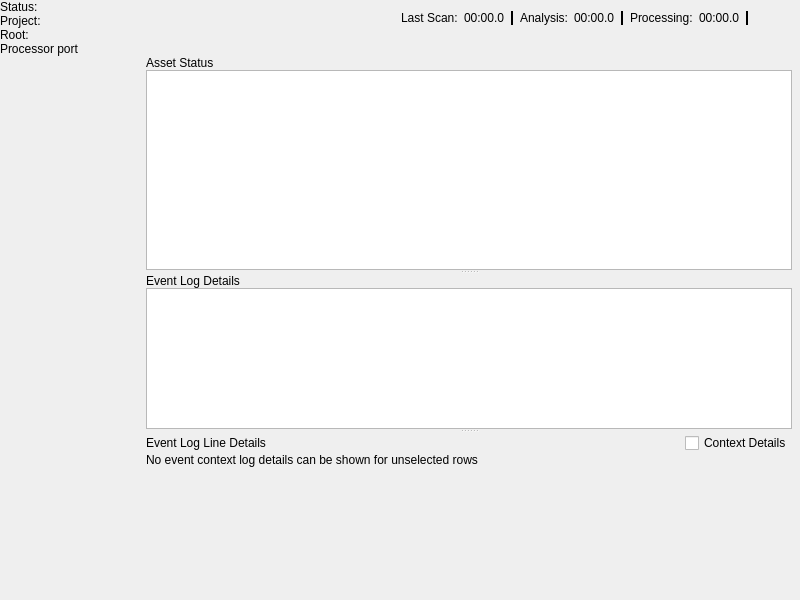
This is Code/Tools/AssetProcessor/native/ui/MainWindow.ui in o3de/o3de as Qt 5 draws it before an edit. The edited form follows.
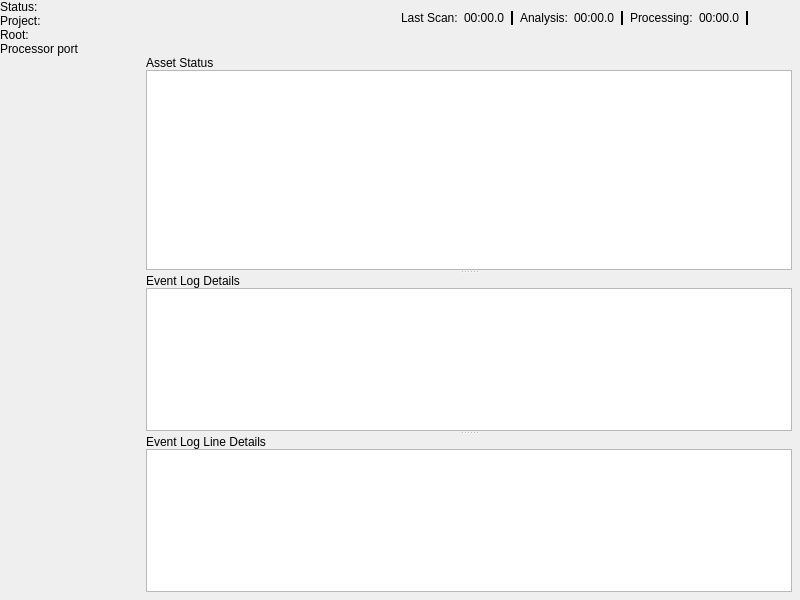
This is the edited form. Icons and pictures are not drawn. Custom widgets are drawn as their Qt base class.

Commit message: Update the content details table to display/hide automatically

```diff
--- a/Code/Tools/AssetProcessor/native/ui/MainWindow.ui
+++ b/Code/Tools/AssetProcessor/native/ui/MainWindow.ui
@@ -461,7 +461,7 @@
            </item>
           </layout>
          </widget>
-         <widget class="QFrame" name="jobContextContainer">
+         <widget class="QWidget" name="jobContextContainer" native="true">
           <layout class="QVBoxLayout" name="jobContextLayout">
            <property name="spacing">
             <number>0</number>
@@ -479,57 +479,19 @@
             <number>0</number>
            </property>
            <item>
-            <widget class="QFrame" name="jobContextLogBar">
-             <layout class="QHBoxLayout" name="horizontalLayout">
-              <property name="leftMargin">
-               <number>0</number>
-              </property>
-              <property name="topMargin">
-               <number>0</number>
-              </property>
-              <property name="rightMargin">
-               <number>0</number>
-              </property>
-              <property name="bottomMargin">
-               <number>0</number>
-              </property>
-              <item>
                <widget class="QLabel" name="jobContextLogLabel">
+             <property name="sizePolicy">
+              <sizepolicy hsizetype="Preferred" vsizetype="Preferred">
+               <horstretch>0</horstretch>
+               <verstretch>0</verstretch>
+              </sizepolicy>
+             </property>
                 <property name="text">
                  <string>Event Log Line Details</string>
                 </property>
                </widget>
               </item>
-              <item alignment="Qt::AlignRight|Qt::AlignBottom">
-               <widget class="QCheckBox" name="jobContextLogDetails">
-                <property name="sizePolicy">
-                 <sizepolicy hsizetype="Maximum" vsizetype="Fixed">
-                  <horstretch>0</horstretch>
-                  <verstretch>0</verstretch>
-                 </sizepolicy>
-                </property>
-                <property name="text">
-                 <string>Context Details</string>
-                </property>
-                <property name="class" stdset="0">
-                 <string>ToggleSwitch</string>
-                </property>
-               </widget>
-              </item>
-             </layout>
-            </widget>
-           </item>
            <item>
-            <widget class="QStackedWidget" name="jobContextLogStackedWidget">
-             <property name="sizePolicy">
-              <sizepolicy hsizetype="Expanding" vsizetype="Expanding">
-               <horstretch>0</horstretch>
-               <verstretch>0</verstretch>
-              </sizepolicy>
-             </property>
-             <property name="currentIndex">
-              <number>1</number>
-             </property>
              <widget class="AzQtComponents::TableView" name="jobContextLogTableView">
               <property name="sizePolicy">
                <sizepolicy hsizetype="Expanding" vsizetype="Expanding">
@@ -540,21 +502,9 @@
               <property name="contextMenuPolicy">
                <enum>Qt::CustomContextMenu</enum>
               </property>
-             </widget>
-             <widget class="QLabel" name="jobContextLogPlaceholderLabel">
-              <property name="sizePolicy">
-               <sizepolicy hsizetype="Expanding" vsizetype="Expanding">
-                <horstretch>0</horstretch>
-                <verstretch>0</verstretch>
-               </sizepolicy>
-              </property>
-              <property name="text">
-               <string>No event context log details can be shown for unselected rows</string>
-              </property>
-              <property name="alignment">
-               <set>Qt::AlignLeading|Qt::AlignLeft|Qt::AlignTop</set>
-              </property>
-             </widget>
+             <attribute name="headerVisible">
+              <bool>false</bool>
+             </attribute>
             </widget>
            </item>
           </layout>
```
Left out of the diff: 2 changed lines with no effect on the pictures. Lines whose indentation alone changed are shown as unchanged. The commit also changes 4 other files.
